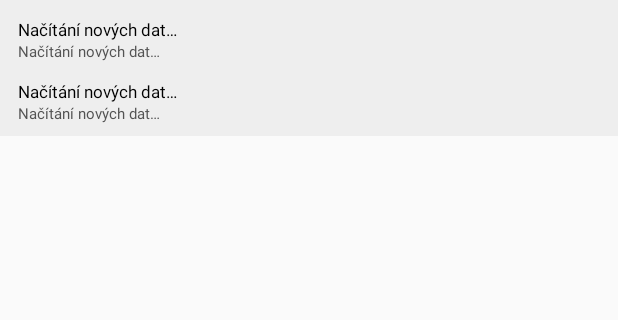
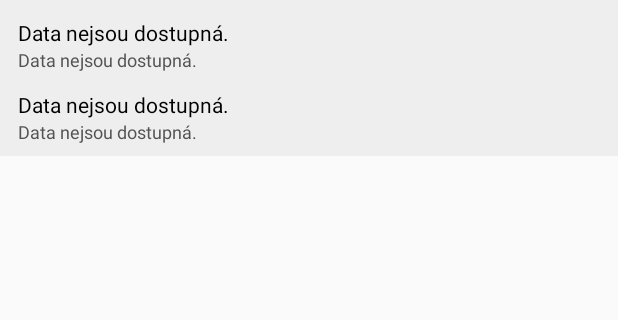
Before and after one commit to ArkayCZ/SPST-Lunchez, an Android app: the layout basic_widget.xml on its own in the app's theme, with its tools: preview values and no code run, on a phone screen of 412 x 824 dp, the part 60-380 px from its top. Run offline under Robolectric (Android 15) with nearby library versions, the phone set to English and light mode, and no system bars.

Commit message:
* Removed the unnecessary update indications * Totally screwed up the code structure of the BasicWidgetProvider

```diff
--- a/app/src/main/java/org/nexussoft/spstlunches/DataProvider.java
+++ b/app/src/main/java/org/nexussoft/spstlunches/DataProvider.java
@@ -27,9 +27,9 @@ public class DataProvider {
         }
     }
 
-    public String[] getLatest() {
+    public String[] getLatest() throws Exception {
         if (mDownloadFailed)
-            return new String[]{"Data nedostupná", "Data nedostupná", "Data nedostupná"};
+            throw new Exception();
 
         Elements nextDayDivs = mPage.select("div.jidelnicekDen").select("div > div");
         String first = nextDayDivs.get(3).text();
--- a/app/src/main/res/layout/basic_widget.xml
+++ b/app/src/main/res/layout/basic_widget.xml
@@ -48,19 +48,21 @@
             android:layout_width="wrap_content"
             android:layout_height="wrap_content"
             android:paddingLeft="12dp"
+            android:paddingRight="12dp"
             android:paddingTop="12dp"
-            android:text="@string/getting_data"
+            android:text="@string/data_unavailable"
             android:textColor="#000000"
-            android:textSize="11sp" />
+            android:textSize="14sp" />
 
         <TextView
             android:id="@+id/lunch_1_description"
             android:layout_width="wrap_content"
             android:layout_height="wrap_content"
             android:paddingLeft="12dp"
-            android:text="@string/getting_data"
+            android:paddingRight="12dp"
+            android:text="@string/data_unavailable"
             android:textColor="#535353"
-            android:textSize="10sp" />
+            android:textSize="12sp" />
     </LinearLayout>
 
     <LinearLayout
@@ -73,19 +75,21 @@
             android:layout_width="wrap_content"
             android:layout_height="wrap_content"
             android:paddingLeft="12dp"
+            android:paddingRight="12dp"
             android:paddingTop="12dp"
-            android:text="@string/getting_data"
+            android:text="@string/data_unavailable"
             android:textColor="#000000"
-            android:textSize="11sp" />
+            android:textSize="14sp" />
 
         <TextView
             android:id="@+id/lunch_2_description"
             android:layout_width="wrap_content"
             android:layout_height="wrap_content"
             android:paddingLeft="12dp"
-            android:text="@string/getting_data"
+            android:paddingRight="12dp"
+            android:text="@string/data_unavailable"
             android:textColor="#535353"
-            android:textSize="10sp" />
+            android:textSize="12sp" />
     </LinearLayout>
 
 </LinearLayout>
--- a/app/src/main/res/values/strings.xml
+++ b/app/src/main/res/values/strings.xml
@@ -11,4 +11,6 @@
     <string name="failure_updating">Update selhal.</string>
     <string name="updating">Probíhá aktualizace dat.</string>
     <string name="widget_update_successful">Widget byl úspěšně aktualizován</string>
+    <string name="widget_update_failed">Update selhal, zkontrolujte připojení k internetu.</string>
+    <string name="data_unavailable">Data nejsou dostupná.</string>
 </resources>
```
Also changed, not shown: app/src/main/java/org/nexussoft/spstlunches/BasicWidgetProvider.java (+47 -7 lines), app/src/main/java/org/nexussoft/spstlunches/MainActivity.java (+9 -3 lines), 2 other files.
